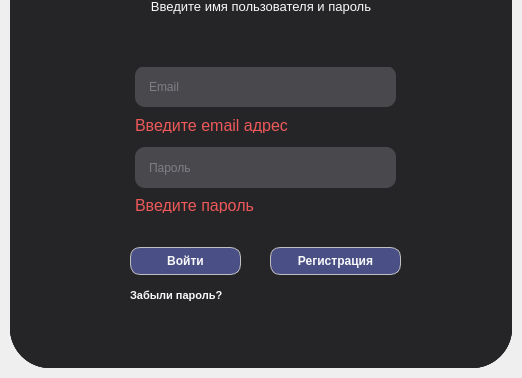
Above: ui_main_stacked.ui from AlexanderHSE/Tending before the change; both pictures show x 0 to 522 and y 223 to 601 of the 522 by 601 pixel window. Below: the same form after it.
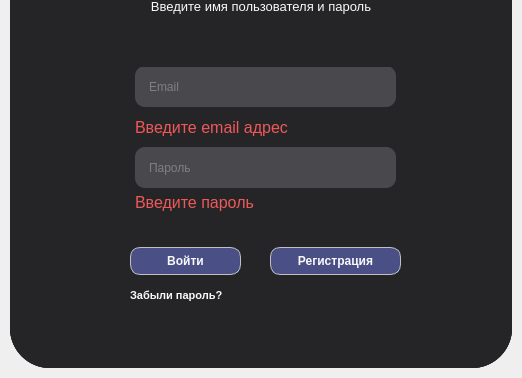
That is the form after the change. Icons and pictures are not drawn.

Patch:
```diff
--- a/ui_main_stacked.ui
+++ b/ui_main_stacked.ui
@@ -549,9 +549,9 @@
                    <property name="geometry">
                     <rect>
                      <x>115</x>
-                     <y>50</y>
+                     <y>40</y>
                      <width>161</width>
-                     <height>16</height>
+                     <height>41</height>
                     </rect>
                    </property>
                    <property name="styleSheet">
@@ -565,9 +565,9 @@
                    <property name="geometry">
                     <rect>
                      <x>115</x>
-                     <y>130</y>
+                     <y>125</y>
                      <width>121</width>
-                     <height>16</height>
+                     <height>21</height>
                     </rect>
                    </property>
                    <property name="styleSheet">
```
Left out of the diff: 12 changed lines with no effect on the pictures.
